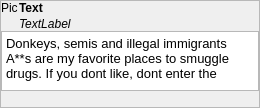
This is ui/AdvisorWindow.ui in dmzdev/stance as Qt 5 draws it before an edit. The edited form follows.
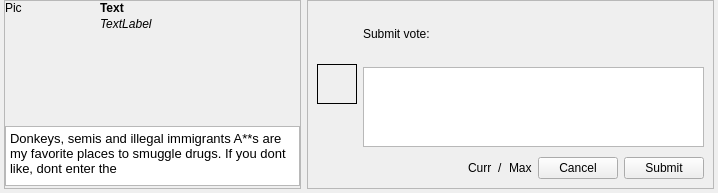
This is the edited form.

What changed in the file:
```diff
--- a/ui/AdvisorWindow.ui
+++ b/ui/AdvisorWindow.ui
@@ -6,8 +6,8 @@
    <rect>
     <x>0</x>
     <y>0</y>
-    <width>260</width>
-    <height>108</height>
+    <width>718</width>
+    <height>193</height>
    </rect>
   </property>
   <property name="sizePolicy">
@@ -26,14 +26,22 @@
    <string>Form</string>
   </property>
   <layout class="QVBoxLayout" name="verticalLayout_3">
-   <property name="spacing">
-    <number>0</number>
+   <property name="leftMargin">
+    <number>4</number>
    </property>
-   <property name="margin">
+   <property name="topMargin">
     <number>0</number>
    </property>
+   <property name="rightMargin">
+    <number>4</number>
+   </property>
+   <property name="bottomMargin">
+    <number>4</number>
+   </property>
    <item>
-    <widget class="QFrame" name="frame">
+    <layout class="QHBoxLayout" name="horizontalLayout">
+     <item>
+      <widget class="QFrame" name="infoFrame">
      <property name="sizePolicy">
       <sizepolicy hsizetype="Fixed" vsizetype="Fixed">
        <horstretch>0</horstretch>
@@ -80,6 +88,12 @@
               <verstretch>0</verstretch>
              </sizepolicy>
             </property>
+              <property name="minimumSize">
+               <size>
+                <width>94</width>
+                <height>125</height>
+               </size>
+              </property>
             <property name="text">
              <string>Pic</string>
             </property>
@@ -189,6 +203,153 @@
       </item>
      </layout>
     </widget>
+     </item>
+     <item>
+      <widget class="QFrame" name="taskFrame">
+       <property name="sizePolicy">
+        <sizepolicy hsizetype="Minimum" vsizetype="Preferred">
+         <horstretch>0</horstretch>
+         <verstretch>0</verstretch>
+        </sizepolicy>
+       </property>
+       <property name="frameShape">
+        <enum>QFrame::StyledPanel</enum>
+       </property>
+       <property name="frameShadow">
+        <enum>QFrame::Raised</enum>
+       </property>
+       <layout class="QGridLayout" name="gridLayout">
+        <item row="1" column="0">
+         <widget class="QLabel" name="avatarLabel">
+          <property name="sizePolicy">
+           <sizepolicy hsizetype="Fixed" vsizetype="Fixed">
+            <horstretch>0</horstretch>
+            <verstretch>0</verstretch>
+           </sizepolicy>
+          </property>
+          <property name="minimumSize">
+           <size>
+            <width>40</width>
+            <height>40</height>
+           </size>
+          </property>
+          <property name="maximumSize">
+           <size>
+            <width>40</width>
+            <height>40</height>
+           </size>
+          </property>
+          <property name="frameShape">
+           <enum>QFrame::Box</enum>
+          </property>
+          <property name="text">
+           <string/>
+          </property>
+          <property name="scaledContents">
+           <bool>true</bool>
+          </property>
+          <property name="textInteractionFlags">
+           <set>Qt::NoTextInteraction</set>
+          </property>
+         </widget>
+        </item>
+        <item row="2" column="0" rowspan="2">
+         <spacer name="verticalSpacer">
+          <property name="orientation">
+           <enum>Qt::Vertical</enum>
+          </property>
+          <property name="sizeHint" stdset="0">
+           <size>
+            <width>37</width>
+            <height>29</height>
+           </size>
+          </property>
+         </spacer>
+        </item>
+        <item row="3" column="5">
+         <widget class="QPushButton" name="cancelButton">
+          <property name="text">
+           <string>Cancel</string>
+          </property>
+         </widget>
+        </item>
+        <item row="3" column="6">
+         <widget class="QPushButton" name="submitButton">
+          <property name="text">
+           <string>Submit</string>
+          </property>
+         </widget>
+        </item>
+        <item row="1" column="1" rowspan="2" colspan="6">
+         <widget class="QTextEdit" name="textEdit">
+          <property name="sizePolicy">
+           <sizepolicy hsizetype="Minimum" vsizetype="Fixed">
+            <horstretch>0</horstretch>
+            <verstretch>0</verstretch>
+           </sizepolicy>
+          </property>
+          <property name="minimumSize">
+           <size>
+            <width>0</width>
+            <height>80</height>
+           </size>
+          </property>
+          <property name="maximumSize">
+           <size>
+            <width>16777215</width>
+            <height>80</height>
+           </size>
+          </property>
+          <property name="tabChangesFocus">
+           <bool>true</bool>
+          </property>
+         </widget>
+        </item>
+        <item row="3" column="4">
+         <widget class="QLabel" name="totalCharAmt">
+          <property name="text">
+           <string>Max</string>
+          </property>
+         </widget>
+        </item>
+        <item row="3" column="2">
+         <widget class="QLabel" name="currentCharAmt">
+          <property name="text">
+           <string>Curr</string>
+          </property>
+         </widget>
+        </item>
+        <item row="3" column="3">
+         <widget class="QLabel" name="label_3">
+          <property name="text">
+           <string>/</string>
+          </property>
+         </widget>
+        </item>
+        <item row="3" column="1">
+         <spacer name="horizontalSpacer">
+          <property name="orientation">
+           <enum>Qt::Horizontal</enum>
+          </property>
+          <property name="sizeHint" stdset="0">
+           <size>
+            <width>40</width>
+            <height>20</height>
+           </size>
+          </property>
+         </spacer>
+        </item>
+        <item row="0" column="1" colspan="2">
+         <widget class="QLabel" name="label">
+          <property name="text">
+           <string>Submit vote:</string>
+          </property>
+         </widget>
+        </item>
+       </layout>
+      </widget>
+     </item>
+    </layout>
    </item>
   </layout>
  </widget>
```
Lines whose indentation alone changed are shown as unchanged.
